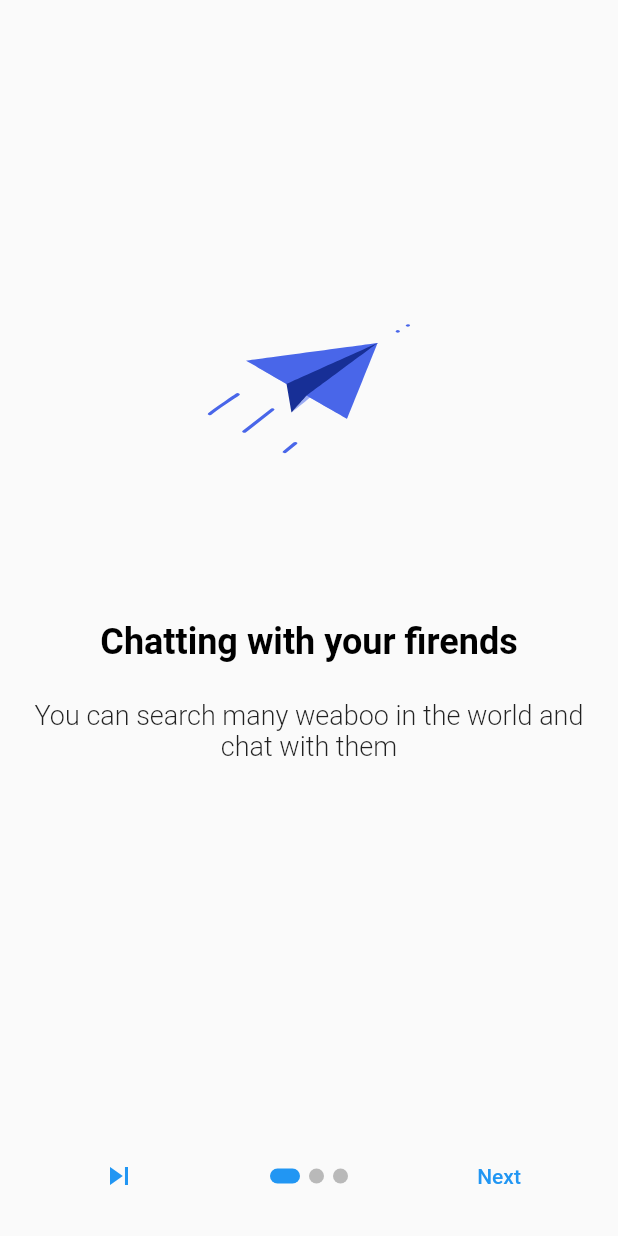
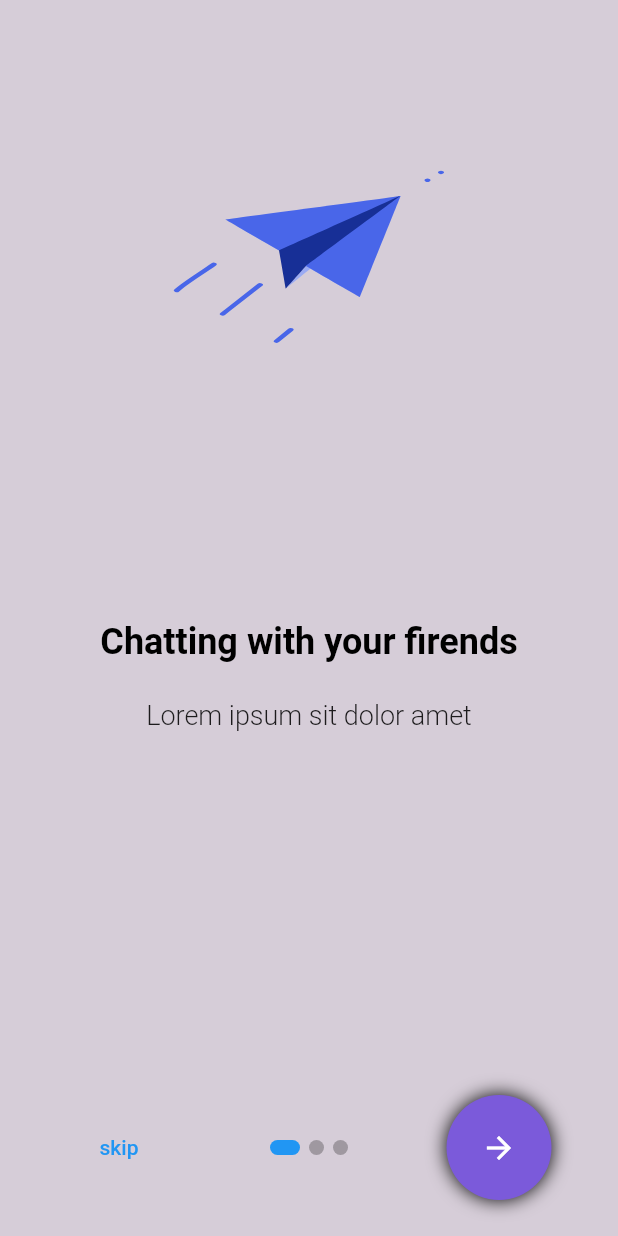
Before and after one commit to reowicaksono/weemit, a Flutter app: the screen it shows after launch, on a phone screen of 412 x 824 dp. Run offline on Flutter 3.47's test engine with Material 2 defaults, Android fonts, the light colour scheme and no system bars; drawn by our look-alikes of introduction_screen; our stand-ins replace animated_splash_screen, get, google_fonts, lottie.

Commit message:
update on boarding

```diff
--- a/lib/app/modules/onboarding_screen/views/onboarding_screen_view.dart
+++ b/lib/app/modules/onboarding_screen/views/onboarding_screen_view.dart
@@ -2,36 +2,30 @@ import 'package:flutter/material.dart';
 
 import 'package:get/get.dart';
 import 'package:introduction_screen/introduction_screen.dart';
+import 'package:weemit/app/data/utils/theme.dart';
 import 'package:lottie/lottie.dart';
 
 import '../controllers/onboarding_screen_controller.dart';
 
 class OnboardingScreenView extends GetView<OnboardingScreenController> {
-  @override
-  Widget build(BuildContext context) {
-    return Scaffold(
-      body: Center(
-        child: IntroductionScreen(
-          pages: [
+  final pages = [
     PageViewModel(
       title: "Chatting with your firends",
-              body:
-                  "You can search many weaboo in the world and chat with them",
+      body: "Lorem ipsum sit dolor amet",
       image: Container(
-                height: Get.width * 0.4,
-                width: Get.width * 0.4,
-                child: Center(child: Lottie.asset("assets/lottie/send.json")),
+        height: Get.width * 0.8,
+        width: Get.width * 0.8,
+        child: Center(child: Lottie.asset("assets/lottie/send.json", fit: BoxFit.cover)),
       ),
       decoration: const PageDecoration(
-                titleTextStyle: TextStyle(color: Colors.black, fontSize: 24.0,fontWeight: FontWeight.w700),
-                bodyTextStyle:
-                    TextStyle(fontWeight: FontWeight.w300, fontSize: 18.0),
+        titleTextStyle: TextStyle(
+            color: Colors.black, fontSize: 24.0, fontWeight: FontWeight.w700),
+        bodyTextStyle: TextStyle(fontWeight: FontWeight.w300, fontSize: 18.0),
       ),
     ),
     PageViewModel(
       title: "Chatting with your firends",
-              body:
-                  "You can search many weaboo in the world and chat with them",
+      body: "You can search many weaboo in the world and chat with them",
       image: Container(
         height: Get.width * 0.4,
         width: Get.width * 0.4,
@@ -39,14 +33,12 @@ class OnboardingScreenView extends GetView<OnboardingScreenController> {
       ),
       decoration: const PageDecoration(
         titleTextStyle: TextStyle(color: Colors.orange),
-                bodyTextStyle:
-                    TextStyle(fontWeight: FontWeight.w700, fontSize: 20.0),
+        bodyTextStyle: TextStyle(fontWeight: FontWeight.w700, fontSize: 20.0),
       ),
     ),
     PageViewModel(
       title: "Chatting with your firends",
-              body:
-                  "You can search many weaboo in the world and chat with them",
+      body: "You can search many weaboo in the world and chat with them",
       image: Container(
         height: Get.width * 0.4,
         width: Get.width * 0.4,
@@ -54,22 +46,23 @@ class OnboardingScreenView extends GetView<OnboardingScreenController> {
       ),
       decoration: const PageDecoration(
         titleTextStyle: TextStyle(color: Colors.orange),
-                bodyTextStyle:
-                    TextStyle(fontWeight: FontWeight.w700, fontSize: 20.0),
+        bodyTextStyle: TextStyle(fontWeight: FontWeight.w700, fontSize: 20.0),
       ),
     ),
-          ],
+  ];
+  @override
+  Widget build(BuildContext context) {
+    return Scaffold(
+      body: Center(
+        child:
+            SafeArea(
+              child: IntroductionScreen(
+
+                pages: pages,
                 onDone: () {
                   // When done button is press
                 },
-          onSkip: () {
-            // You can also override onSkip callback
-          },
-          showSkipButton: true,
-          skip: const Icon(Icons.skip_next),
-          next: Text("Next"),
-          done:
-              const Text("Done", style: TextStyle(fontWeight: FontWeight.w600)),
+                globalBackgroundColor: Color.fromARGB(255, 214, 205, 216),
                 dotsDecorator: DotsDecorator(
                     size: const Size.square(10.0),
                     activeSize: const Size(20.0, 10.0),
@@ -77,6 +70,23 @@ class OnboardingScreenView extends GetView<OnboardingScreenController> {
                     spacing: const EdgeInsets.symmetric(horizontal: 3.0),
                     activeShape: RoundedRectangleBorder(
                         borderRadius: BorderRadius.circular(25.0))),
+                showSkipButton: true,
+                skip: const Text("skip"),
+                next: Container(
+                  height: 70,
+                  width: 70,
+                  decoration: BoxDecoration(
+                      boxShadow: [BoxShadow(color: Colors.black, blurRadius: 10)],
+                      color: Purple,
+                      borderRadius: BorderRadius.circular(50)),
+                  child: const Icon(
+                    Icons.arrow_forward,
+                    color: Colors.white,
+                  ),
+                ),
+                done: const Text("Done",
+                    style: TextStyle(fontWeight: FontWeight.w600)),
+              ),
             ),
       ),
     );
```
Also changed, not shown: pubspec.yaml (+4 -4 lines). Lines whose indentation alone changed are shown as unchanged.
